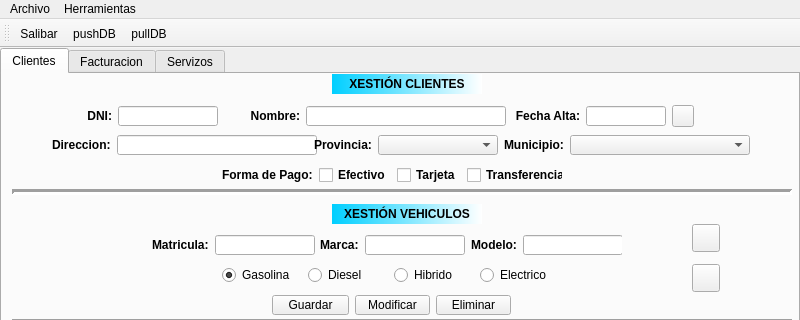
Martin-Quintana/Desenvolvemento-de-Interfaces, file QuintanaRanha/ventMain.ui: the form before one commit; both pictures show x 0 to 800 and y 0 to 320 of the 800 by 620 pixel window.
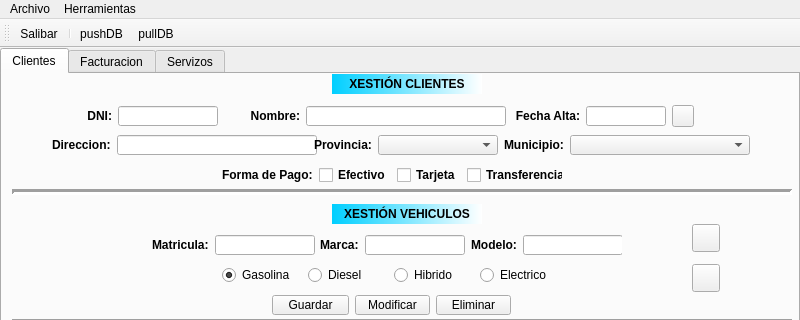
The form after the commit. Icons and pictures are not drawn.

What changed in the file:
```diff
--- a/QuintanaRanha/ventMain.ui
+++ b/QuintanaRanha/ventMain.ui
@@ -1009,6 +1009,7 @@
     <bool>false</bool>
    </attribute>
    <addaction name="actionSalibar"/>
+   <addaction name="separator"/>
    <addaction name="actionpushDB"/>
    <addaction name="actionpullDB"/>
   </widget>
```
Left out of the diff: 16 changed lines with no effect on the pictures.
